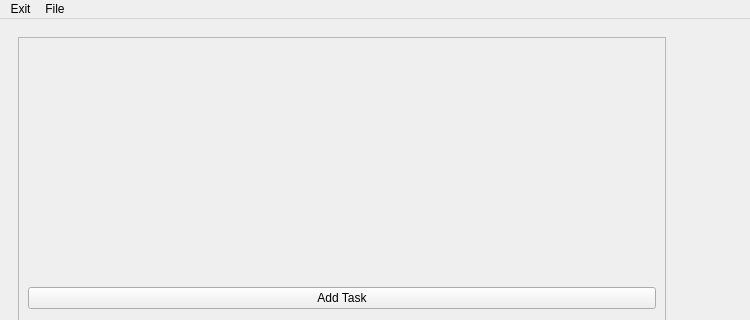
Above: mainwindow.ui from heyjoren/Cross-Development_QT_Project before the change; both pictures show x 0 to 750 and y 0 to 320 of the 750 by 600 pixel window. Below: the same form after it.
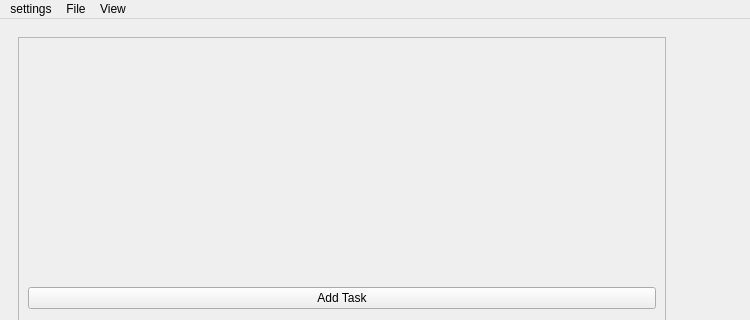
That is the form after the change. The open tabs and pages were chosen to show the change. Custom widgets are drawn as their Qt base class.

```diff
--- a/mainwindow.ui
+++ b/mainwindow.ui
@@ -146,7 +146,7 @@
    </property>
    <widget class="QMenu" name="menuexit">
     <property name="title">
-     <string>Exit</string>
+     <string>settings</string>
     </property>
     <addaction name="actionexit"/>
    </widget>
@@ -157,8 +157,18 @@
     <addaction name="actionsave"/>
     <addaction name="actionopen"/>
    </widget>
+   <widget class="QMenu" name="menuView">
+    <property name="title">
+     <string>View</string>
+    </property>
+    <addaction name="separator"/>
+    <addaction name="separator"/>
+    <addaction name="aHomePage"/>
+    <addaction name="aAddTask"/>
+   </widget>
    <addaction name="menuexit"/>
    <addaction name="menuFile"/>
+   <addaction name="menuView"/>
   </widget>
   <widget class="QStatusBar" name="statusbar"/>
   <action name="actionexit">
```
Left out of the diff: 35 changed lines with no effect on the pictures.
